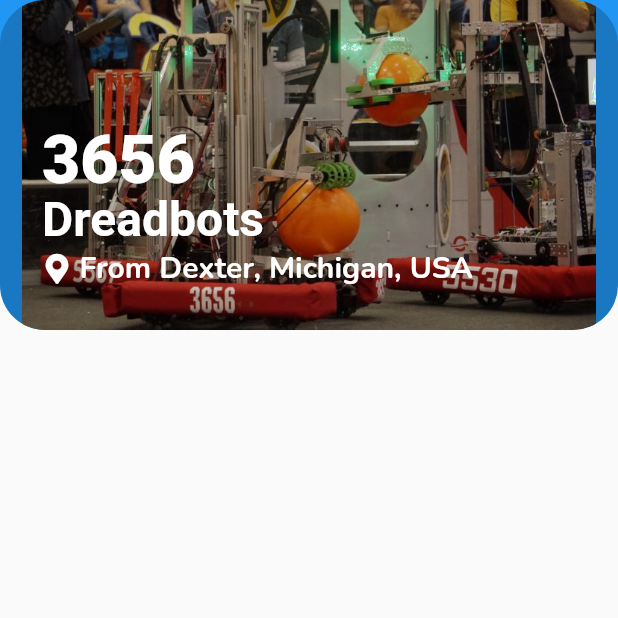
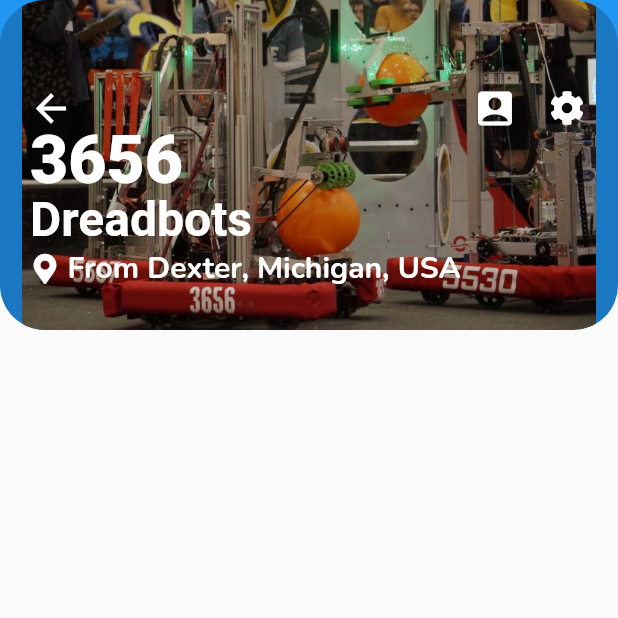
Before and after one commit to cjohnson/dreadscout, a Flutter app: the screen it shows after launch, on a phone screen of 412 x 824 dp, the top half of it. Run offline on Flutter 3.47's test engine with Material 2 defaults, Android fonts, the phone set to English and light mode, and no system bars; our stand-ins replace font_awesome_flutter, google_fonts.

Commit message:
Add icon toolbar to scouting form header

```diff
--- a/lib/ui/scouting/scoutingform.dart
+++ b/lib/ui/scouting/scoutingform.dart
@@ -41,7 +41,37 @@
                       ),
                     ),
                   ),
-                  Positioned(left: 28.0, bottom: 28.0, child: _TitleWidget(
+                  Padding(
+                    padding: EdgeInsets.symmetric(horizontal: 10.0, vertical: 48.0),
+                    child: Row(
+                      mainAxisAlignment: MainAxisAlignment.spaceBetween,
+                      children: [
+                        IconButton(
+                          icon: Icon(Icons.arrow_back),
+                          iconSize: 30.0,
+                          color: Colors.white,
+                          onPressed: () {  },
+                        ),
+                        Row(
+                          children: [
+                            IconButton(
+                              icon: Icon(Icons.account_box_rounded),
+                              iconSize: 30.0,
+                              color: Colors.white,
+                              onPressed: () {  },
+                            ),
+                            IconButton(
+                              icon: Icon(FontAwesomeIcons.cog),
+                              iconSize: 23.0,
+                              color: Colors.white,
+                              onPressed: () {  },
+                            ),
+                          ],
+                        )
+                      ],
+                    ),
+                  ),
+                  Positioned(left: 20.0, bottom: 28.0, child: _TitleWidget(
                     teamNumber: 3656,
                     teamName: 'Dreadbots',
                     teamLocation: 'Dexter, Michigan, USA',
```
